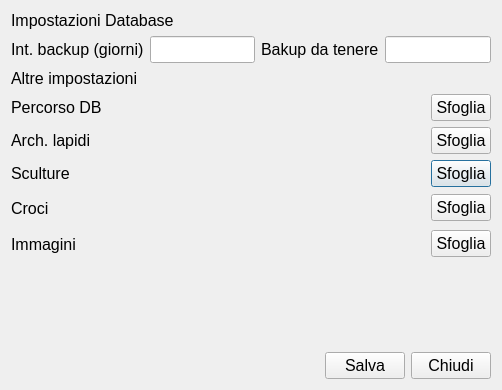
The window that Settings.ui (LuigiCaradonna/funeraria) describes before a commit, drawn with Qt 5.
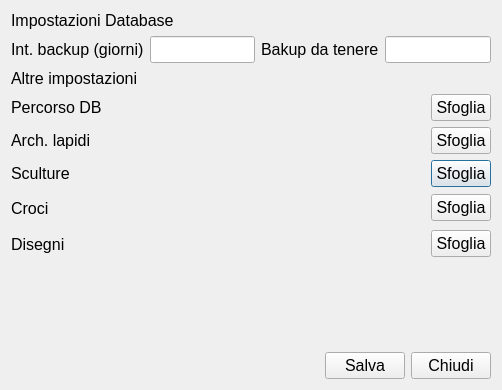
The same window after the commit.

Diff of the .ui file:
```diff
--- a/Settings.ui
+++ b/Settings.ui
@@ -341,7 +341,7 @@
           </font>
          </property>
          <property name="text">
-          <string>Immagini</string>
+          <string>Disegni</string>
          </property>
         </widget>
        </item>
```
